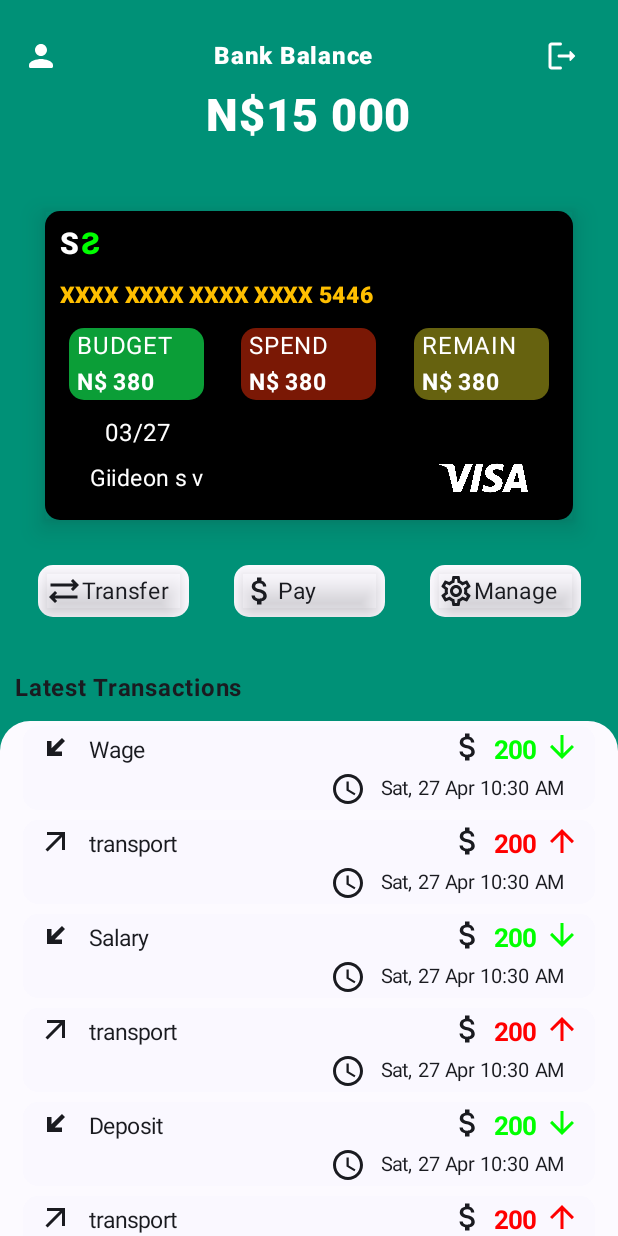
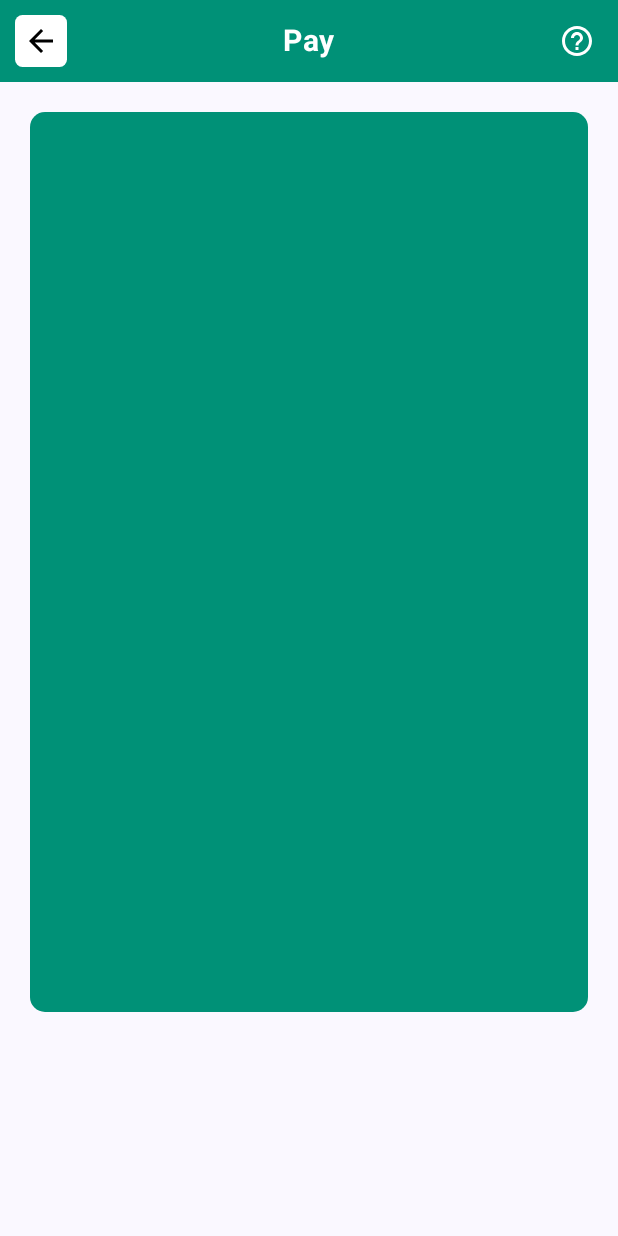
Before and after one commit to Tileni97/SmartSpend-Budget-Tracker-App, an Android app built with Jetpack Compose: the DashBordActivity screen opened through its navigation route, after a tap on "Pay", on a phone screen of 412 x 824 dp. Run offline under Robolectric (Android 15) with nearby library versions, the phone set to English and light mode, and no system bars; our stand-ins replace accompanist.

Commit message:
Update Pay

```diff
--- a/SmartSpend/app/src/main/java/com/example/smartspend/Screens/home/DashbordActivity.kt
+++ b/SmartSpend/app/src/main/java/com/example/smartspend/Screens/home/DashbordActivity.kt
@@ -175,7 +175,7 @@ fun DashBordActivity(navController: NavHostController) {
                     .background(color = MaterialTheme.colorScheme.inverseOnSurface)
                     .padding(5.dp)
                     .width(90.dp)
-                    .clickable { }
+                    .clickable { navController.navigate(Routes.PayScreen.routes)}
                     .shadow(
                         elevation = 10.dp,
                         spotColor = MaterialTheme.colorScheme.onBackground,
--- a/SmartSpend/app/src/main/java/com/example/smartspend/Screens/home/HomeScreen.kt
+++ b/SmartSpend/app/src/main/java/com/example/smartspend/Screens/home/HomeScreen.kt
@@ -24,6 +24,7 @@ import androidx.navigation.compose.NavHost
 import androidx.navigation.compose.composable
 import androidx.navigation.compose.currentBackStackEntryAsState
 import androidx.navigation.compose.rememberNavController
+import com.example.smartspend.Screens.screencomponents.PayScreen
 import com.example.smartspend.Screens.screencomponents.TransferScreen
 import com.example.smartspend.data.BottomNavItem
 import com.example.smartspend.navigation.Routes
@@ -53,6 +54,9 @@ fun HomeScreen(navController: NavController){
             }
             composable(Routes.TransferScreen.routes){
                 TransferScreen()
+            }
+            composable(Routes.PayScreen.routes){
+                PayScreen()
             }
         }
     }
--- /dev/null
+++ b/SmartSpend/app/src/main/java/com/example/smartspend/Screens/screencomponents/PayScreen.kt
@@ -0,0 +1,107 @@
+package com.example.smartspend.Screens.screencomponents
+
+import androidx.compose.foundation.background
+import androidx.compose.foundation.clickable
+import androidx.compose.foundation.layout.Arrangement
+import androidx.compose.foundation.layout.Box
+import androidx.compose.foundation.layout.Column
+import androidx.compose.foundation.layout.Row
+import androidx.compose.foundation.layout.fillMaxSize
+import androidx.compose.foundation.layout.fillMaxWidth
+import androidx.compose.foundation.layout.heightIn
+import androidx.compose.foundation.layout.padding
+import androidx.compose.foundation.shape.RoundedCornerShape
+import androidx.compose.material.icons.Icons
+import androidx.compose.material.icons.outlined.AccountBalance
+import androidx.compose.material.icons.outlined.ArrowBack
+import androidx.compose.material.icons.outlined.HelpOutline
+import androidx.compose.material3.Icon
+import androidx.compose.material3.Text
+import androidx.compose.runtime.Composable
+import androidx.compose.ui.Alignment
+import androidx.compose.ui.Modifier
+import androidx.compose.ui.draw.clip
+import androidx.compose.ui.graphics.Color
+import androidx.compose.ui.text.font.FontFamily
+import androidx.compose.ui.text.font.FontWeight
+import androidx.compose.ui.tooling.preview.Preview
+import androidx.compose.ui.unit.dp
+import androidx.compose.ui.unit.sp
+
+@Composable
+fun PayScreen(){
+    Column (
+        modifier = Modifier
+           .fillMaxSize(),
+        horizontalAlignment = Alignment.CenterHorizontally,
+    ){
+        PayNavBar()
+        Column (
+            modifier = Modifier
+                .padding(20.dp)
+                .clip(RoundedCornerShape(size = 10.dp))
+               .fillMaxWidth()
+                .heightIn(600.dp, 1000.dp)
+               .background(color = Color(0xff009177)),
+            horizontalAlignment = Alignment.CenterHorizontally
+        ){
+
+        }
+    }
+}
+
+@Composable
+fun PayNavBar(){
+    Column (
+        modifier = Modifier
+            .fillMaxWidth()
+            .background(color = Color(0xff009177)),
+        horizontalAlignment = Alignment.CenterHorizontally,
+    ){
+        Row (
+            modifier = Modifier
+                .fillMaxWidth()
+                .padding(10.dp, 10.dp),
+            horizontalArrangement = Arrangement.SpaceBetween,
+            verticalAlignment = Alignment.CenterVertically
+        ){
+            Box (
+                modifier = Modifier
+                    .clip(RoundedCornerShape(size = 5.dp))
+                    .background(color = Color.White)
+                    .padding(5.dp)
+                    .clickable {}
+
+            ){
+                Icon(imageVector = Icons.Outlined.ArrowBack, contentDescription = "", tint = Color.Black)
+            }
+            Row (
+                horizontalArrangement = Arrangement.Center,
+                verticalAlignment = Alignment.CenterVertically
+            ){
+                Text(text = "Pay",
+                    fontSize = 20.sp,
+                    fontWeight = FontWeight.W700,
+                    fontFamily = FontFamily.SansSerif,
+                    color = Color.White
+                )
+            }
+            Box (
+                modifier = Modifier
+                    .clip(RoundedCornerShape(size = 5.dp))
+                    //.background(color = MaterialTheme.colorScheme.inverseOnSurface)
+                    .padding(5.dp)
+                    .clickable {}
+
+            ){
+                Icon(imageVector = Icons.Outlined.HelpOutline, contentDescription = "",tint = Color.White)
+            }
+        }
+    }
+}
+
+@Preview(showBackground = true)
+@Composable
+fun PayScreenPreview() {
+    PayScreen()
+}
--- a/SmartSpend/app/src/main/java/com/example/smartspend/navigation/NavGraph.kt
+++ b/SmartSpend/app/src/main/java/com/example/smartspend/navigation/NavGraph.kt
@@ -11,6 +11,7 @@ import com.example.smartspend.Screens.home.HomeScreen
 import com.example.smartspend.Screens.home.ProfileScreen
 import com.example.smartspend.Screens.home.SettingScreen
 import com.example.smartspend.Screens.home.TransactionScreen
+import com.example.smartspend.Screens.screencomponents.PayScreen
 import com.example.smartspend.Screens.screencomponents.TransferScreen
 
 @Composable
@@ -33,6 +34,9 @@ fun NavGraph(navController: NavHostController){
         composable(Routes.Transactions.routes){
             TransferScreen()
         }
+        composable(Routes.PayScreen.routes){
+            PayScreen()
+        }
 
     }
 
--- a/SmartSpend/app/src/main/java/com/example/smartspend/navigation/Routes.kt
+++ b/SmartSpend/app/src/main/java/com/example/smartspend/navigation/Routes.kt
@@ -7,7 +7,7 @@ sealed class Routes (val routes:String){
     data object Profile : Routes("profile")
     data object HomeScreen : Routes("homeScreen")
     data object TransferScreen : Routes("transfer")
-    data object BottomNav : Routes("bottomNav")
+    data object PayScreen : Routes("pay")
     data object Login : Routes("login")
     data object Register : Routes("register")
     data object Transactions : Routes("transactions")
```
Also changed, not shown: SmartSpend/app/src/main/java/com/example/smartspend/Screens/screencomponents/Transferctivity.kt (+10 -10 lines).
